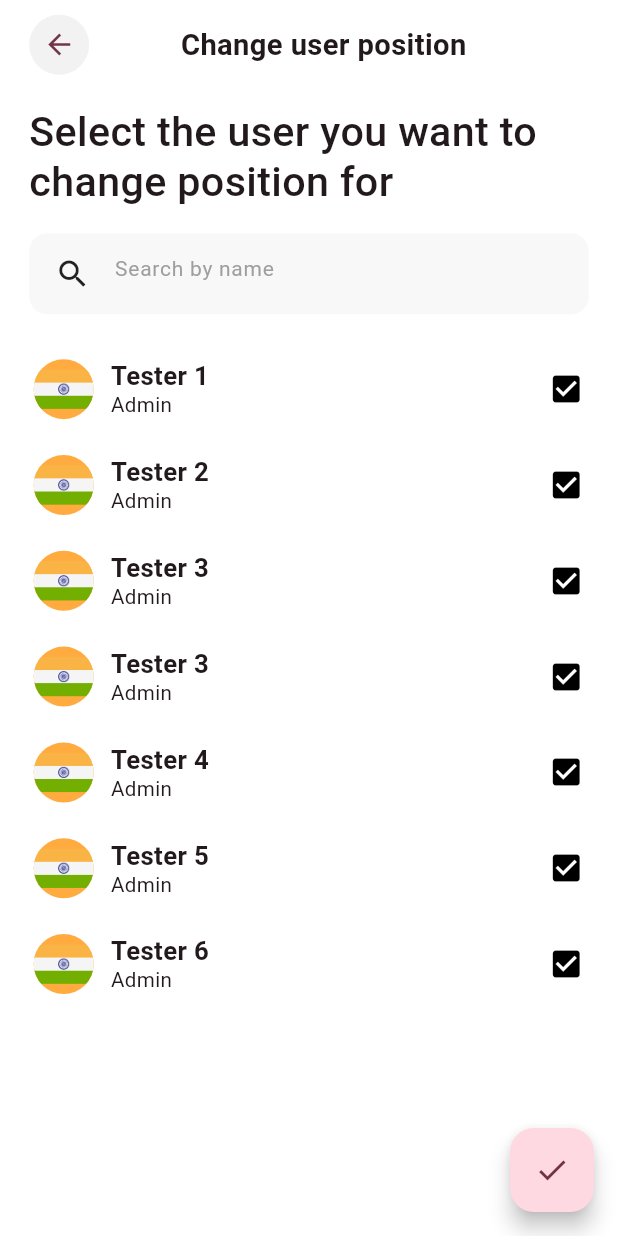
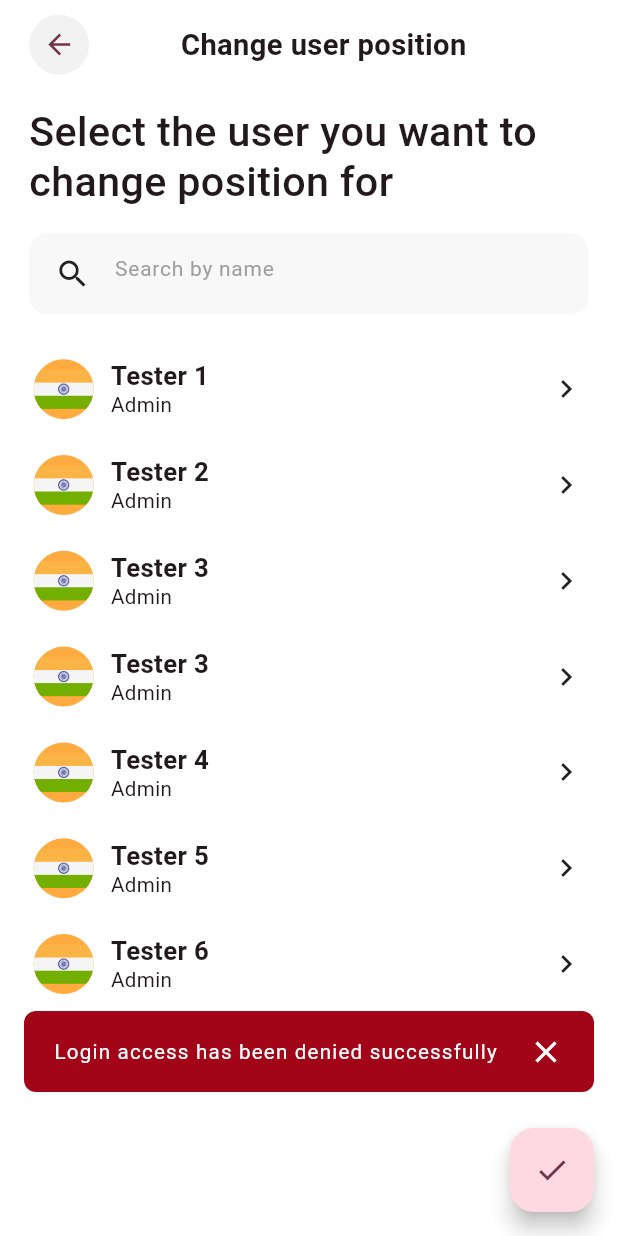
Before and after one commit to nihil-sine-nikhil/assi, a Flutter app: the screen it shows after launch, after a tap on the "check" icon, on a phone screen of 412 x 824 dp. Run offline on Flutter 3.47's test engine with Material 3 defaults, Android fonts, the phone set to English and light mode, and no system bars; our stand-ins replace cloud_firestore, firebase_auth, firebase_core, flutter_screenutil, gap, shared_preferences; accounts and stored records are empty.

Commit message:
- 6th commit

```diff
--- /dev/null
+++ b/lib/src/display/components/custom_snackbar/custom_snackbar.dart
@@ -0,0 +1,95 @@
+import 'package:flutter/material.dart';
+import 'package:flutter_screenutil/flutter_screenutil.dart';
+
+ScaffoldFeatureController customSnackBarMsg({
+  required BuildContext context,
+  required String text,
+  required int time,
+  w,
+}) {
+  return ScaffoldMessenger.of(context).showSnackBar(
+    SnackBar(
+      width: double.infinity,
+      backgroundColor: Colors.transparent,
+      behavior: SnackBarBehavior.floating,
+      elevation: 0,
+      duration: Duration(seconds: time),
+      content: Container(
+        padding: const EdgeInsets.symmetric(horizontal: 20, vertical: 15),
+        decoration: BoxDecoration(
+          borderRadius: BorderRadius.circular(8),
+          color: Colors.black,
+        ),
+        child: Row(
+          crossAxisAlignment: CrossAxisAlignment.center,
+          children: [
+            Expanded(
+              child: Text(
+                text,
+                maxLines: 5,
+                style: TextStyle(
+                  fontSize: 12.sp,
+                  letterSpacing: 0.8,
+                  fontWeight: FontWeight.w400,
+                  color: Colors.white,
+                ),
+              ),
+            ),
+            GestureDetector(
+                behavior: HitTestBehavior.opaque,
+                onTap: () {
+                  ScaffoldMessenger.of(context).clearSnackBars();
+                },
+                child: const Icon(Icons.close, color: Colors.white)),
+          ],
+        ),
+      ),
+    ),
+  );
+}
+
+ScaffoldFeatureController customErrorSnackBarMsg({
+  required BuildContext context,
+  required String text,
+  required int time,
+}) {
+  return ScaffoldMessenger.of(context).showSnackBar(
+    SnackBar(
+      width: double.infinity,
+      backgroundColor: Colors.transparent,
+      behavior: SnackBarBehavior.floating,
+      elevation: 0,
+      duration: Duration(seconds: time),
+      content: Container(
+        padding: const EdgeInsets.symmetric(horizontal: 20, vertical: 15),
+        decoration: BoxDecoration(
+          borderRadius: BorderRadius.circular(8),
+          color: Color(0xffa20418),
+        ),
+        child: Row(
+          crossAxisAlignment: CrossAxisAlignment.center,
+          children: [
+            Expanded(
+              child: Text(
+                text,
+                maxLines: 5,
+                style: TextStyle(
+                  fontSize: 12.sp,
+                  letterSpacing: 0.8,
+                  fontWeight: FontWeight.w400,
+                  color: Colors.white,
+                ),
+              ),
+            ),
+            GestureDetector(
+                behavior: HitTestBehavior.opaque,
+                onTap: () {
+                  ScaffoldMessenger.of(context).clearSnackBars();
+                },
+                child: const Icon(Icons.close, color: Colors.white)),
+          ],
+        ),
+      ),
+    ),
+  );
+}
--- a/lib/src/display/screens/users_list/users_list_screen.dart
+++ b/lib/src/display/screens/users_list/users_list_screen.dart
@@ -3,6 +3,7 @@ import 'package:flutter_screenutil/flutter_screenutil.dart';
 import 'package:gap/gap.dart';
 
 import '../../../domain/constants/asset_constants.dart';
+import '../../components/custom_snackbar/custom_snackbar.dart';
 
 class UsersListScreen extends StatefulWidget {
   const UsersListScreen({super.key});
@@ -66,7 +67,12 @@ class _UsersListScreenState extends State<UsersListScreen> {
     return Scaffold(
       floatingActionButton: FloatingActionButton(
         onPressed: () {
-          selectAllAtOnceGo();
+          ScaffoldMessenger.of(context).clearSnackBars();
+          customErrorSnackBarMsg(
+              time: 3,
+              text: 'Login access has been denied successfully',
+              context: context);
+          // selectAllAtOnceGo();
         },
         tooltip: 'Increment',
         child: const Icon(Icons.check),
```
